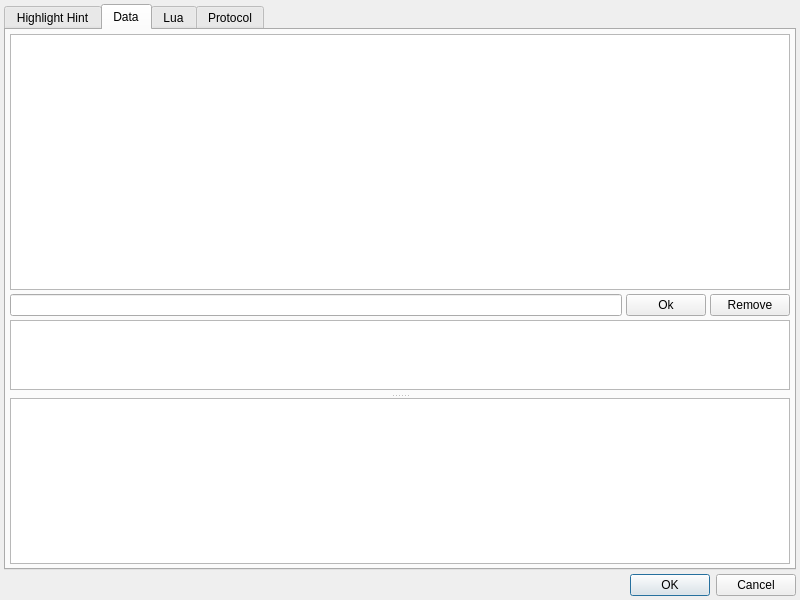
Old version of the form ui/appsDialog.ui in the repository cocom-official/CoCOM.
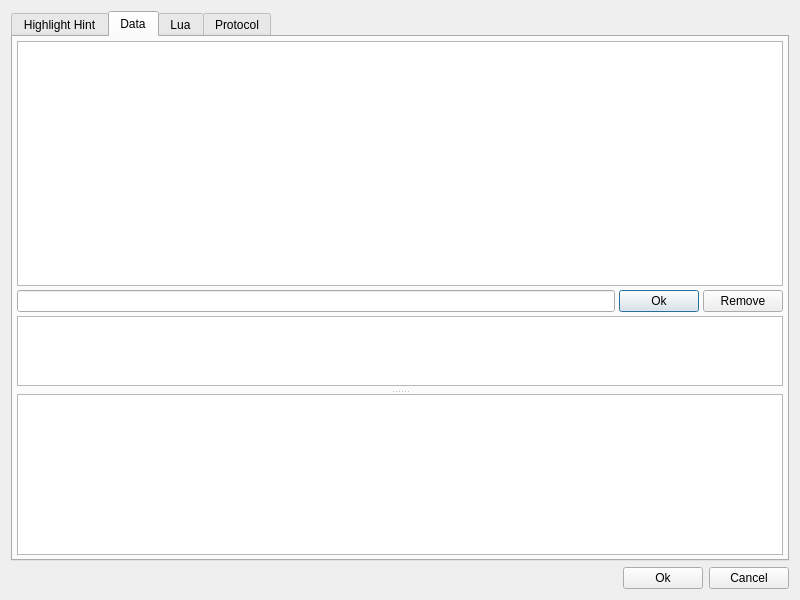
New version of the form.

The edit to the form file:
```diff
--- a/ui/appsDialog.ui
+++ b/ui/appsDialog.ui
@@ -14,21 +14,6 @@
    <string>Apps Dialog</string>
   </property>
   <layout class="QVBoxLayout" name="verticalLayout">
-   <property name="spacing">
-    <number>4</number>
-   </property>
-   <property name="leftMargin">
-    <number>4</number>
-   </property>
-   <property name="topMargin">
-    <number>4</number>
-   </property>
-   <property name="rightMargin">
-    <number>4</number>
-   </property>
-   <property name="bottomMargin">
-    <number>4</number>
-   </property>
    <item>
     <widget class="QTabWidget" name="tabWidget">
      <property name="currentIndex">
@@ -131,14 +116,39 @@
     </widget>
    </item>
    <item>
-    <widget class="QDialogButtonBox" name="buttonBox">
-     <property name="orientation">
-      <enum>Qt::Horizontal</enum>
-     </property>
-     <property name="standardButtons">
-      <set>QDialogButtonBox::Cancel|QDialogButtonBox::Ok</set>
-     </property>
-    </widget>
+    <layout class="QHBoxLayout" name="horizontalLayout_4">
+     <item>
+      <spacer name="horizontalSpacer">
+       <property name="orientation">
+        <enum>Qt::Horizontal</enum>
+       </property>
+       <property name="sizeHint" stdset="0">
+        <size>
+         <width>40</width>
+         <height>20</height>
+        </size>
+       </property>
+      </spacer>
+     </item>
+     <item>
+      <layout class="QHBoxLayout" name="horizontalLayout_3">
+       <item>
+        <widget class="QPushButton" name="okDialogButton">
+         <property name="text">
+          <string>Ok</string>
+         </property>
+        </widget>
+       </item>
+       <item>
+        <widget class="QPushButton" name="cancelDialogButton">
+         <property name="text">
+          <string>Cancel</string>
+         </property>
+        </widget>
+       </item>
+      </layout>
+     </item>
+    </layout>
    </item>
   </layout>
  </widget>
```
Left out of the diff: 35 changed lines with no effect on the pictures.
